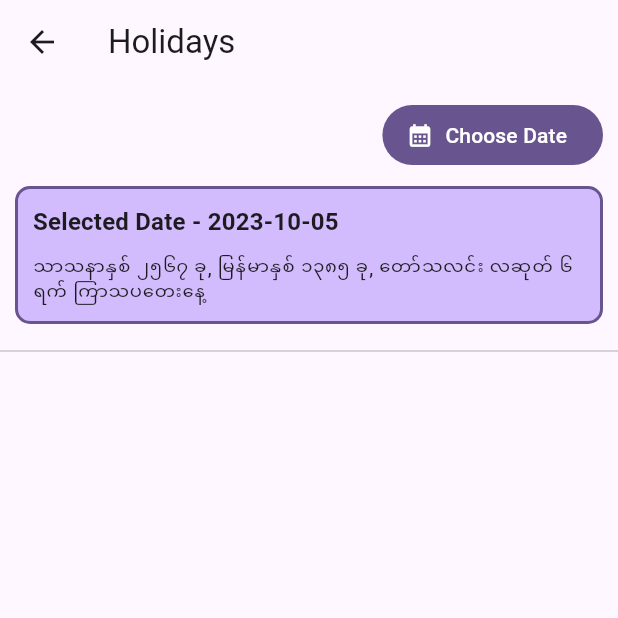
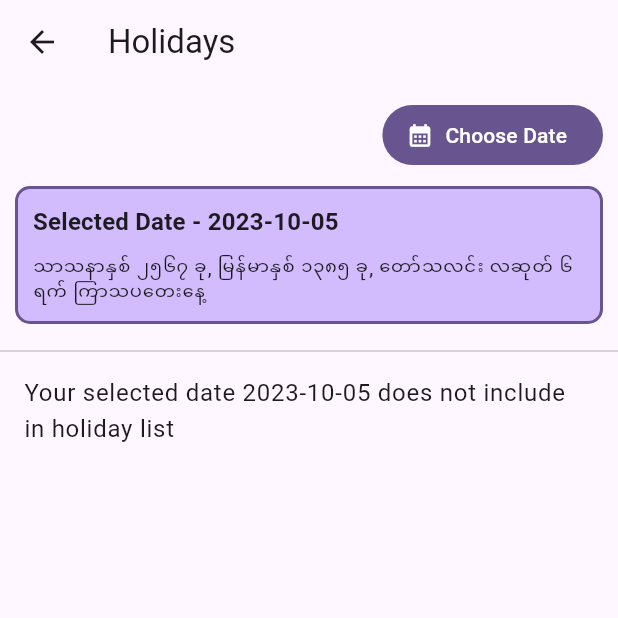
Before and after one commit to mixin27/flutter-mmcalendar, a Flutter app: the HolidaysPage screen opened directly, on a phone screen of 412 x 824 dp, the top half of it. Run offline on Flutter 3.47's test engine with Material 2 defaults, Android fonts, the phone set to English and light mode, and no system bars.

Commit message:
update example user interaction

```diff
--- a/example/lib/pages/holidays_page.dart
+++ b/example/lib/pages/holidays_page.dart
@@ -1,3 +1,4 @@
+import 'package:example/utils/formatter.dart';
 import 'package:example/widgets/date_info_notice.dart';
 import 'package:flutter/material.dart';
 import 'package:flutter_mmcalendar/flutter_mmcalendar.dart';
@@ -72,7 +73,13 @@ class _HolidaysPageState extends State<HolidaysPage> {
           ),
           const Divider(),
           Expanded(
-            child: ListView.separated(
+            child: _holidays.isEmpty
+                ? ListTile(
+                    title: Text(
+                      'Your selected date ${formattedDateString(_selectedDate)} does not include in holiday list',
+                    ),
+                  )
+                : ListView.separated(
                     itemCount: _holidays.length,
                     separatorBuilder: (context, index) => const Divider(),
                     itemBuilder: (context, index) {
--- /dev/null
+++ b/example/lib/utils/formatter.dart
@@ -0,0 +1,7 @@
+import 'package:intl/intl.dart';
+
+String formattedDateString(
+  DateTime date, {
+  String pattern = 'yyyy-MM-dd',
+}) =>
+    DateFormat(pattern).format(date);
--- a/example/lib/widgets/date_info_notice.dart
+++ b/example/lib/widgets/date_info_notice.dart
@@ -1,6 +1,6 @@
+import 'package:example/utils/formatter.dart';
 import 'package:flutter/material.dart';
 import 'package:flutter_mmcalendar/flutter_mmcalendar.dart';
-import 'package:intl/intl.dart';
 
 class DateInfoNotice extends StatelessWidget {
   const DateInfoNotice({super.key, required this.date});
@@ -26,7 +26,7 @@ class DateInfoNotice extends StatelessWidget {
         crossAxisAlignment: CrossAxisAlignment.start,
         children: [
           Text(
-            'Selected Date - ${DateFormat('yyyy-MM-dd').format(date)}',
+            'Selected Date - ${formattedDateString(date)}',
             style: Theme.of(context)
                 .textTheme
                 .titleMedium
```
Lines whose indentation alone changed are shown as unchanged.
